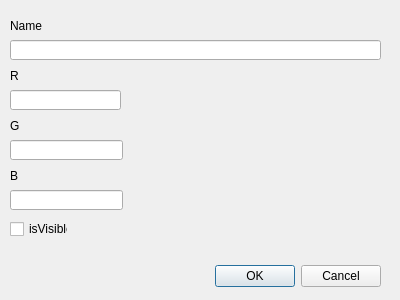
First picture: the form in Worksheet_6/Worksheet6_Exercise1_Qt/optiondialog.ui, repository ryderjbt/2023_20466053, before the edit.
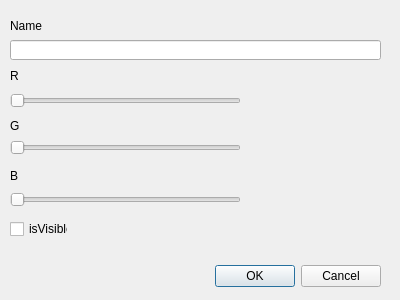
Second picture: the form after the edit.

```diff
--- a/Worksheet_6/Worksheet6_Exercise1_Qt/optiondialog.ui
+++ b/Worksheet_6/Worksheet6_Exercise1_Qt/optiondialog.ui
@@ -52,39 +52,6 @@
     </rect>
    </property>
   </widget>
-  <widget class="QLineEdit" name="lineEdit_2">
-   <property name="geometry">
-    <rect>
-     <x>10</x>
-     <y>90</y>
-     <width>111</width>
-     <height>20</height>
-    </rect>
-   </property>
-   <property name="text">
-    <string/>
-   </property>
-  </widget>
-  <widget class="QLineEdit" name="lineEdit_3">
-   <property name="geometry">
-    <rect>
-     <x>10</x>
-     <y>140</y>
-     <width>113</width>
-     <height>20</height>
-    </rect>
-   </property>
-  </widget>
-  <widget class="QLineEdit" name="lineEdit_4">
-   <property name="geometry">
-    <rect>
-     <x>10</x>
-     <y>190</y>
-     <width>113</width>
-     <height>20</height>
-    </rect>
-   </property>
-  </widget>
   <widget class="QLabel" name="label">
    <property name="geometry">
     <rect>
@@ -137,6 +104,58 @@
     <string>B</string>
    </property>
   </widget>
+  <widget class="QSlider" name="horizontalSlider">
+   <property name="geometry">
+    <rect>
+     <x>10</x>
+     <y>91</y>
+     <width>231</width>
+     <height>20</height>
+    </rect>
+   </property>
+   <property name="orientation">
+    <enum>Qt::Horizontal</enum>
+   </property>
+  </widget>
+  <widget class="QSlider" name="horizontalSlider_2">
+   <property name="geometry">
+    <rect>
+     <x>10</x>
+     <y>140</y>
+     <width>231</width>
+     <height>16</height>
+    </rect>
+   </property>
+   <property name="orientation">
+    <enum>Qt::Horizontal</enum>
+   </property>
+  </widget>
+  <widget class="QSlider" name="horizontalSlider_3">
+   <property name="geometry">
+    <rect>
+     <x>10</x>
+     <y>190</y>
+     <width>231</width>
+     <height>20</height>
+    </rect>
+   </property>
+   <property name="orientation">
+    <enum>Qt::Horizontal</enum>
+   </property>
+  </widget>
+  <widget class="QLabel" name="label_5">
+   <property name="geometry">
+    <rect>
+     <x>270</x>
+     <y>80</y>
+     <width>101</width>
+     <height>121</height>
+    </rect>
+   </property>
+   <property name="text">
+    <string/>
+   </property>
+  </widget>
  </widget>
  <resources/>
  <connections>
```
